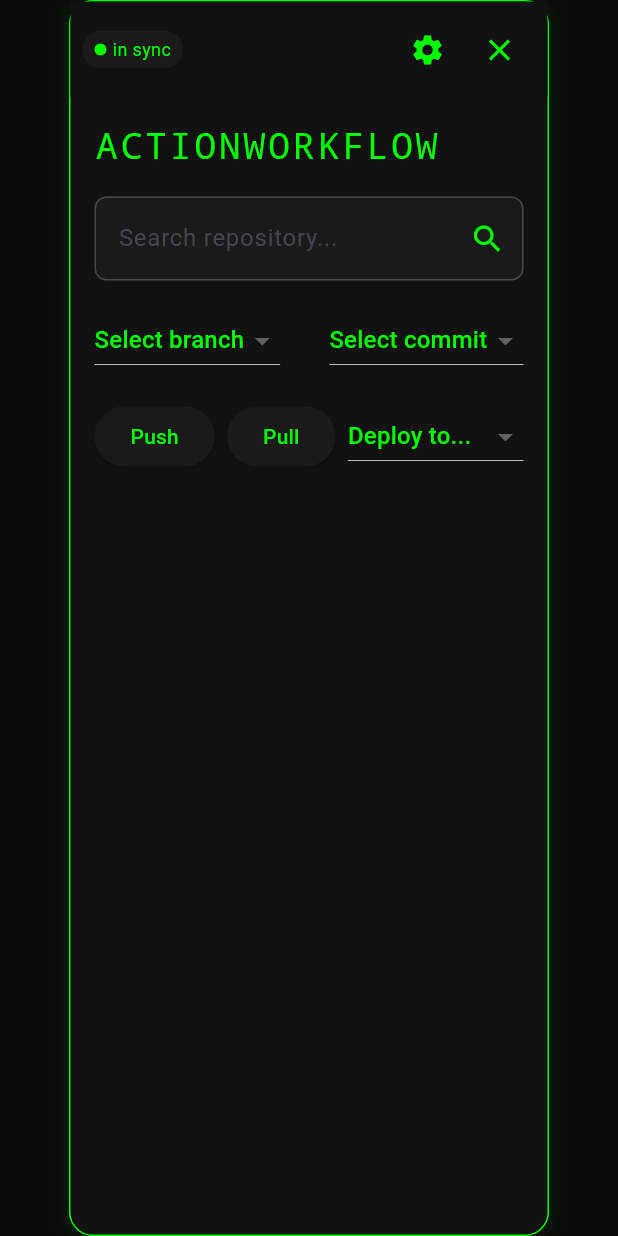
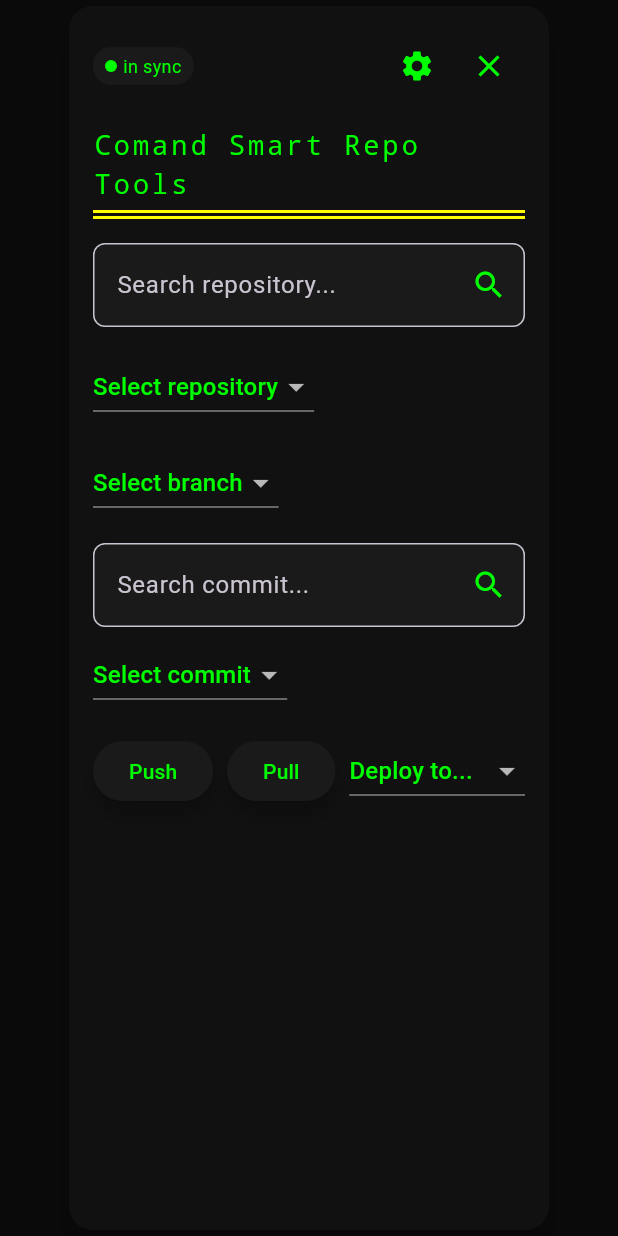
Before and after one commit to glolivercoder/GitPushMenu, a Flutter app: the screen it shows after launch, on a phone screen of 412 x 824 dp. Run offline on Flutter 3.47's test engine with Material 3 defaults, Android fonts, the light colour scheme and no system bars.

Commit message:
"menu_mais_completo"

```diff
--- a/lib/main.dart
+++ b/lib/main.dart
@@ -8,8 +8,11 @@ class MyApp extends StatelessWidget {
   @override
   Widget build(BuildContext context) {
     return MaterialApp(
+      theme: ThemeData.dark().copyWith(
+        primaryColor: Color(0xFF00FF00),
+        scaffoldBackgroundColor: Color(0xFF0A0A0A),
+      ),
       home: Scaffold(
-        backgroundColor: Color(0xFF0A0A0A),
         body: Center(
           child: ActionWorkflow(),
         ),
@@ -25,29 +28,50 @@ class ActionWorkflow extends StatefulWidget {
 
 class _ActionWorkflowState extends State<ActionWorkflow> {
   bool isRepoDropdownOpen = false;
+  final FocusNode _focusNode = FocusNode();
+
+  @override
+  void initState() {
+    super.initState();
+    _focusNode.addListener(() {
+      if (!_focusNode.hasFocus) {
+        setState(() {
+          isRepoDropdownOpen = false; // Fecha o dropdown quando o campo perde o foco
+        });
+      }
+    });
+  }
+
+  void _toggleDropdown() {
+    setState(() {
+      isRepoDropdownOpen = !isRepoDropdownOpen;
+    });
+  }
 
   @override
   Widget build(BuildContext context) {
-    return Container(
+    return GestureDetector(
+      onTap: () {
+        if (isRepoDropdownOpen) {
+          setState(() {
+            isRepoDropdownOpen = false; // Fecha o dropdown se o usuário tocar fora
+          });
+        }
+      },
+      child: Card(
+        elevation: 8,
+        color: Color(0xFF111111),
+        shape: RoundedRectangleBorder(
+          borderRadius: BorderRadius.circular(16),
+        ),
+        child: Container(
           width: 320,
-      decoration: BoxDecoration(
-        color: Color(0xFF111111),
-        borderRadius: BorderRadius.circular(16),
-        border: Border.all(color: Color(0xFF00FF00)),
-        boxShadow: [
-          BoxShadow(
-            color: Color(0x1F00FF00),
-            blurRadius: 10,
-          ),
-        ],
-      ),
+          padding: EdgeInsets.all(16),
           child: Column(
+            crossAxisAlignment: CrossAxisAlignment.start,
             children: [
               // Title Bar
-          Container(
-            padding: EdgeInsets.all(8),
-            color: Color(0xFF111111),
-            child: Row(
+              Row(
                 mainAxisAlignment: MainAxisAlignment.spaceBetween,
                 children: [
                   Row(
@@ -92,22 +116,27 @@ class _ActionWorkflowState extends State<ActionWorkflow> {
                   ),
                 ],
               ),
-          ),
+              SizedBox(height: 16),
 
               // Content
-          Padding(
-            padding: const EdgeInsets.all(16.0),
-            child: Column(
-              crossAxisAlignment: CrossAxisAlignment.start,
-              children: [
               Text(
-                  'ACTIONWORKFLOW',
+                'Comand Smart Repo Tools',
                 style: TextStyle(
                   color: Color(0xFF00FF00),
-                    fontSize: 24,
+                  fontSize: 18,
                   fontFamily: 'monospace',
                   letterSpacing: 2,
                 ),
+              ),
+              SizedBox(height: 4),
+              Container(
+                height: 2,
+                color: Colors.yellowAccent,
+              ),
+              SizedBox(height: 2),
+              Container(
+                height: 2,
+                color: Colors.yellowAccent,
               ),
               SizedBox(height: 16),
 
@@ -115,9 +144,11 @@ class _ActionWorkflowState extends State<ActionWorkflow> {
               Stack(
                 children: [
                   TextField(
+                    focusNode: _focusNode, // Adicionando o FocusNode
                     onTap: () {
-                        setState(() {
-                          isRepoDropdownOpen = !isRepoDropdownOpen;
+                      // Evitar alternar rapidamente o estado
+                      Future.delayed(Duration(milliseconds: 100), () {
+                        _toggleDropdown();
                       });
                     },
                     decoration: InputDecoration(
@@ -132,7 +163,10 @@ class _ActionWorkflowState extends State<ActionWorkflow> {
                     ),
                   ),
                   if (isRepoDropdownOpen)
-                      Container(
+                    Positioned(
+                      top: 60,
+                      child: Container(
+                        width: 320, // Ajuste a largura para não ocupar toda a tela
                         decoration: BoxDecoration(
                           color: Color(0xFF1A1A1A),
                           border: Border.all(color: Color(0xFF00FF00)),
@@ -144,20 +178,33 @@ class _ActionWorkflowState extends State<ActionWorkflow> {
                               ListTile(
                                 title: Text(repo, style: TextStyle(color: Color(0xFF00FF00))),
                                 onTap: () {
-                                  // Handle repo selection
+                                  setState(() {
+                                    isRepoDropdownOpen = false; // Fecha o dropdown após a seleção
+                                  });
                                 },
                               ),
                           ],
+                        ),
                       ),
                     ),
                 ],
               ),
               SizedBox(height: 16),
 
-                // Branch and Commit Selection
-                Row(
-                  mainAxisAlignment: MainAxisAlignment.spaceBetween,
-                  children: [
+              // Dropdown for Repository Selection
+              DropdownButton<String>(
+                hint: Text('Select repository', style: TextStyle(color: Color(0xFF00FF00))),
+                dropdownColor: Color(0xFF1A1A1A),
+                items: [
+                  DropdownMenuItem(value: 'user/repo-1', child: Text('user/repo-1')),
+                  DropdownMenuItem(value: 'user/repo-2', child: Text('user/repo-2')),
+                  DropdownMenuItem(value: 'user/repo-3', child: Text('user/repo-3')),
+                ],
+                onChanged: (value) {},
+              ),
+              SizedBox(height: 16),
+
+              // Branch Selection
               DropdownButton<String>(
                 hint: Text('Select branch', style: TextStyle(color: Color(0xFF00FF00))),
                 dropdownColor: Color(0xFF1A1A1A),
@@ -167,6 +214,23 @@ class _ActionWorkflowState extends State<ActionWorkflow> {
                 ],
                 onChanged: (value) {},
               ),
+              SizedBox(height: 16),
+
+              // Commit Search
+              TextField(
+                decoration: InputDecoration(
+                  hintText: 'Search commit...',
+                  filled: true,
+                  fillColor: Color(0xFF1A1A1A),
+                  border: OutlineInputBorder(
+                    borderSide: BorderSide(color: Color(0xFF00FF00)),
+                    borderRadius: BorderRadius.circular(8),
+                  ),
+                  suffixIcon: Icon(Icons.search, color: Color(0xFF00FF00)),
+                ),
+              ),
+              SizedBox(height: 8),
+              // Dropdown for Commit Selection
               DropdownButton<String>(
                 hint: Text('Select commit', style: TextStyle(color: Color(0xFF00FF00))),
                 dropdownColor: Color(0xFF1A1A1A),
@@ -174,8 +238,6 @@ class _ActionWorkflowState extends State<ActionWorkflow> {
                   DropdownMenuItem(value: 'latest', child: Text('Latest commit')),
                 ],
                 onChanged: (value) {},
-                    ),
-                  ],
               ),
               SizedBox(height: 16),
 
@@ -187,6 +249,7 @@ class _ActionWorkflowState extends State<ActionWorkflow> {
                     style: ElevatedButton.styleFrom(
                       backgroundColor: Color(0xFF1A1A1A),
                       foregroundColor: Color(0xFF00FF00),
+                      elevation: 5, // Adicionando elevação
                     ),
                     onPressed: () {},
                     child: Text('Push'),
@@ -195,6 +258,7 @@ class _ActionWorkflowState extends State<ActionWorkflow> {
                     style: ElevatedButton.styleFrom(
                       backgroundColor: Color(0xFF1A1A1A),
                       foregroundColor: Color(0xFF00FF00),
+                      elevation: 5, // Adicionando elevação
                     ),
                     onPressed: () {},
                     child: Text('Pull'),
@@ -215,7 +279,6 @@ class _ActionWorkflowState extends State<ActionWorkflow> {
             ],
           ),
         ),
-        ],
       ),
     );
   }
```
Also changed, not shown: pubspec.yaml (line endings or trailing spaces). Lines whose indentation alone changed are shown as unchanged.
